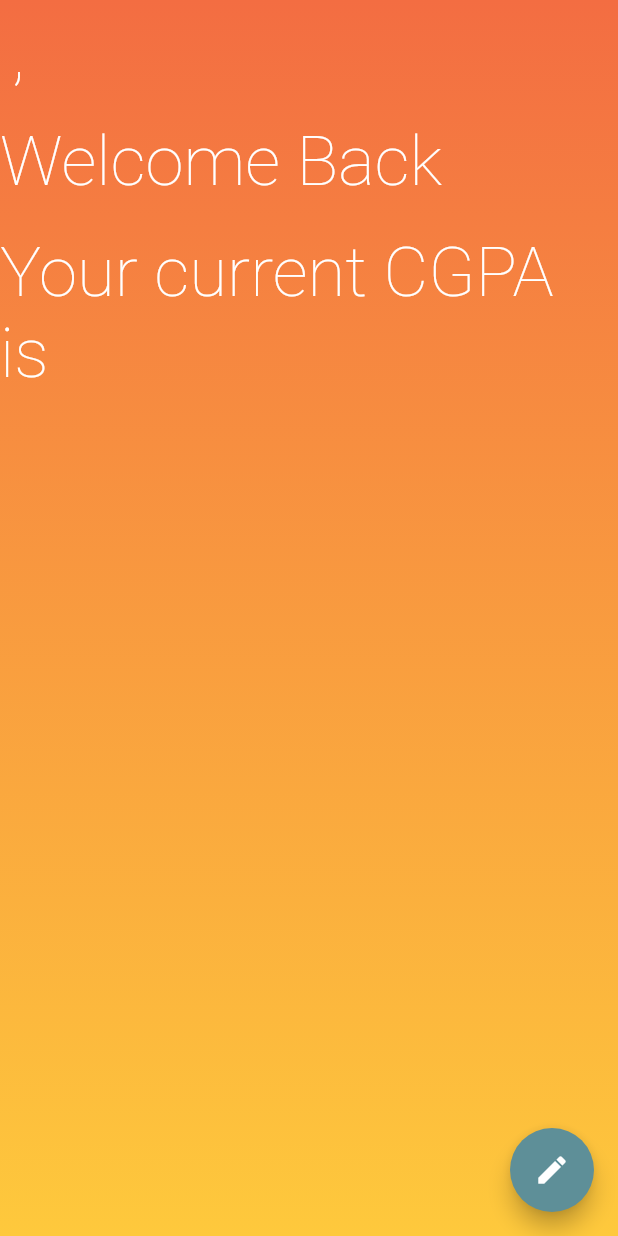
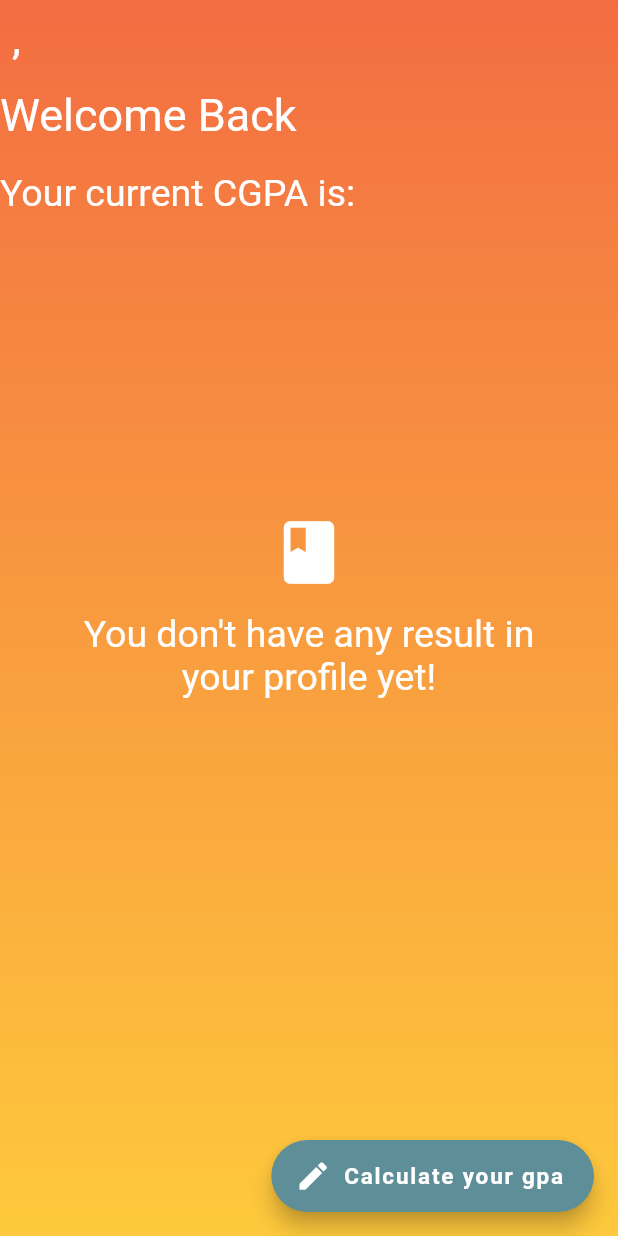
Before and after one commit to enny007/cgpa_calculator_, a Flutter app: the WelcomePage screen opened by its route, on a phone screen of 412 x 824 dp. Run offline on Flutter 3.47's test engine with Material 2 defaults, Android fonts, the phone set to English and light mode, and no system bars; our stand-ins replace google_fonts, sqflite; accounts and stored records are empty; statements that could not run were skipped.

Commit message:
further additions

```diff
--- a/lib/components/widgets/modal_form.dart
+++ b/lib/components/widgets/modal_form.dart
@@ -40,6 +40,8 @@ class _ModalFormState extends State<ModalForm> {
       _addForm = true;
       _gradeDropdownValue = course!.grade;
       _unitDropdownValue = course!.unit;
+      _levelDropdownValue = course!.level!;
+      _semesterDropDownValue = course!.semester!;
       _newCourseInput = Course(
         code: course!.code,
         unit: course!.unit,
@@ -91,7 +93,7 @@ class _ModalFormState extends State<ModalForm> {
           });
       if (editDecision) {
         if (!mounted) return;
-        context.read<CourseService>().addCourse(_newCourseInput);
+        context.read<CourseService>().editCourse(_newCourseInput);
         Navigator.of(context).pop();
       } else {
         if (!mounted) return;
--- a/lib/main.dart
+++ b/lib/main.dart
@@ -3,6 +3,7 @@ import 'package:cgpa_calculator_/constants.dart';
 import 'package:cgpa_calculator_/routes/routes.dart';
 
 import 'package:cgpa_calculator_/services/course_service.dart';
+import 'package:cgpa_calculator_/services/semester_service.dart';
 import 'package:cgpa_calculator_/services/user_service.dart';
 
 import 'package:flutter/material.dart';
@@ -24,10 +25,13 @@ class MyApp extends StatelessWidget {
         ChangeNotifierProvider(
           create: (context) => UserService(),
         ),
+        ChangeNotifierProvider(
+          create: (context) => SemesterService(),
+        )
       ],
       builder: (context, child) {
         return MaterialApp(
-          title: 'Flutter Demo',
+          title: 'Cgpa Calculator',
           theme: ThemeData(
             primarySwatch: Colors.blue,
             inputDecorationTheme: InputDecorationTheme(
--- /dev/null
+++ b/lib/models/semester_model.dart
@@ -0,0 +1,36 @@
+import 'package:cgpa_calculator_/models/course_model.dart';
+
+const String semesterTable = 'semesterTable';
+
+class SemesterFields {
+  static const String username = 'username';
+  static const String level = 'level';
+  static const String courses = 'courses';
+  static final List<String> allfields = [
+    username,
+    level,
+    courses,
+  ];
+}
+
+class Semester {
+  String level;
+  List<Course>? courses;
+  String username;
+  Semester({
+    required this.level,
+    this.courses,
+    required this.username,
+  });
+  Map<String, dynamic> toJson() => {
+        SemesterFields.username: username,
+        SemesterFields.level: level,
+        SemesterFields.courses: courses,
+      };
+
+  static Semester fromJson(Map<String, dynamic> json) => Semester(
+        level: json[SemesterFields.level] as String,
+        courses: json[SemesterFields.courses] as List<Course>,
+        username: json[SemesterFields.username] as String,
+      );
+}
--- a/lib/pages/login.dart
+++ b/lib/pages/login.dart
@@ -87,7 +87,7 @@ class _LoginState extends State<Login> {
                           // context.read<TodoService>().getTodos(username);
                           context.read<CourseService>().getGpa(username);
                           Navigator.of(context)
-                              .pushNamed(RouteManager.cgpaPage);
+                              .pushNamed(RouteManager.welcomePage);
                           usernameController.text = '';
                         }
                       }
--- a/lib/pages/welcome_page.dart
+++ b/lib/pages/welcome_page.dart
@@ -1,4 +1,6 @@
+import 'package:cgpa_calculator_/components/widgets/result_catalog.dart';
 import 'package:cgpa_calculator_/routes/routes.dart';
+import 'package:cgpa_calculator_/services/course_service.dart';
 import 'package:flutter/Material.dart';
 import 'package:provider/provider.dart';
 
@@ -27,9 +29,8 @@ class WelcomePage extends StatelessWidget {
         ),
         child: SafeArea(
           child: SingleChildScrollView(
-            child: Column(
-              crossAxisAlignment: CrossAxisAlignment.start,
-              children: [
+            child:
+                Column(crossAxisAlignment: CrossAxisAlignment.start, children: [
               Padding(
                 padding: const EdgeInsets.all(8.0),
                 child: Selector<UserService, User>(
@@ -39,8 +40,8 @@ class WelcomePage extends StatelessWidget {
                       '${value.name},',
                       textAlign: TextAlign.center,
                       style: const TextStyle(
-                          fontSize: 46,
-                          fontWeight: FontWeight.w200,
+                        fontSize: 30,
+                        fontWeight: FontWeight.w400,
                         color: Colors.white,
                       ),
                     );
@@ -48,13 +49,13 @@ class WelcomePage extends StatelessWidget {
                 ),
               ),
               const SizedBox(
-                  height: 10,
+                height: 8,
               ),
               const Text(
                 'Welcome Back',
                 style: TextStyle(
-                    fontSize: 46,
-                    fontWeight: FontWeight.w200,
+                  fontSize: 30,
+                  fontWeight: FontWeight.w400,
                   color: Colors.white,
                 ),
               ),
@@ -62,25 +63,67 @@ class WelcomePage extends StatelessWidget {
                 height: 20,
               ),
               const Text(
-                  'Your current CGPA is ',
+                'Your current CGPA is: ',
                 style: TextStyle(
-                    fontSize: 46,
-                    fontWeight: FontWeight.w200,
+                  fontSize: 25,
+                  fontWeight: FontWeight.w400,
                   color: Colors.white,
+                ),
+              ),
+              Center(
+                child:
+                    Consumer<CourseService>(builder: (context, value, child) {
+                  if (value.courseList.isEmpty) {
+                    return Padding(
+                      padding: const EdgeInsets.only(
+                        top: 200,
+                      ),
+                      child: Column(
+                        mainAxisAlignment: MainAxisAlignment.center,
+                        children: const [
+                          Icon(
+                            Icons.book,
+                            size: 50,
+                            color: Colors.white,
+                          ),
+                          SizedBox(
+                            height: 15,
+                          ),
+                          Text(
+                            'You don\'t have any result in\nyour profile yet!',
+                            textAlign: TextAlign.center,
+                            style: TextStyle(
+                              color: Colors.white,
+                              fontSize: 25,
                             ),
                           )
                         ],
                       ),
+                    );
+                  }
+                  return ResultCatalog(
+                    resultCatalog: value.courseList,
+                  );
+                }),
+              ),
+            ]),
           ),
         ),
       ),
-      floatingActionButton: FloatingActionButton(
+      floatingActionButton: FloatingActionButton.extended(
         onPressed: () {
           Navigator.pushNamed(context, RouteManager.cgpaPage);
         },
         backgroundColor: Utils.accentColor,
-        tooltip: 'Compute',
-        child: const Icon(Icons.mode_edit),
+        icon: const Icon(Icons.mode_edit),
+        label: const Text(
+          'Calculate your gpa',
+          style: TextStyle(
+            fontSize: 15,
+            fontWeight: FontWeight.bold,
+            color: Colors.white,
+          ),
+        ),
       ),
     );
   }
--- a/lib/services/course_service.dart
+++ b/lib/services/course_service.dart
@@ -28,19 +28,13 @@ class CourseService with ChangeNotifier {
     }
   }
 
-  // void addCourse(Course course) {
-  //   try {
-  //     if (_courses.any((element) => element.code == course.code)) {
-  //       _courses[_courses
-  //           .indexWhere((element) => element.code == course.code)] = course;
-  //     } else {
-  //       _courses.add(course);
-  //     }
-  //   } catch (e) {
-  //     log('There was an error adding to the courseList');
-  //   }
-  //   notifyListeners();
-  // }
+  //gpaTotal + gpaTotal / courseUnit + courseUnit
+
+//  getCgpa(BuildContext context) {
+//     User user = context.read<UserService>().currentUser;
+
+//   }
+
   Future<String> getGpa(String username) async {
     try {
       _courses = await CgpaDatabase.instance.getAllCgpa(username);
@@ -70,17 +64,18 @@ class CourseService with ChangeNotifier {
     String result = await getGpa(course.username);
     return result;
   }
-  // void deleteCourse(Course course) {
-  //   try {
-  //     _deletedIndex =
-  //         _courses.indexWhere((element) => element.code == course.code);
-  //     _deletedCourse = _courses[_deletedIndex];
-  //     _courses.removeAt(_deletedIndex);
-  //   } catch (e) {
-  //     log('There was an error deleting this course');
-  //   }
-  //   notifyListeners();
-  // }
+
+  Future<String> editCourse(Course course) async {
+    try {
+      await CgpaDatabase.instance.editCgpa(course);
+    } catch (e) {
+      return e.toString();
+    }
+    String result = await getGpa(course.username);
+    return result;
+  }
+
+
 
   void deleteAll() {
     _courses.clear();
--- /dev/null
+++ b/lib/services/semester_service.dart
@@ -0,0 +1,37 @@
+import 'package:cgpa_calculator_/database/cgpa_database.dart';
+import 'package:cgpa_calculator_/models/semester_model.dart';
+import 'package:flutter/Material.dart';
+
+class SemesterService with ChangeNotifier {
+  List<Semester> semesters = [];
+
+  Future<String> getSemester(String username) async {
+    try {
+      semesters = await CgpaDatabase.instance.getSemester(username);
+      notifyListeners();
+    } catch (e) {
+      return e.toString();
+    }
+    return 'Ok';
+  }
+
+  Future<String> createSemester(Semester semester) async {
+    try {
+      await CgpaDatabase.instance.createSemester(semester);
+    } catch (e) {
+      return e.toString();
+    }
+    String result = await getSemester(semester.username);
+    return result;
+  }
+
+  Future<String> updateSemester(Semester semester) async {
+    try {
+      await CgpaDatabase.instance.updateSemester(semester);
+    } catch (e) {
+      return e.toString();
+    }
+    String result = await getSemester(semester.username);
+    return result;
+  }
+}
```
Also changed, not shown: lib/components/widgets/gpa_card.dart (added, +38 -0 lines), lib/components/widgets/result_catalog.dart (added, +24 -0 lines), lib/database/cgpa_database.dart (+76 -8 lines), lib/pages/cgpa_page.dart (+49 -4 lines). Lines whose indentation alone changed are shown as unchanged.
